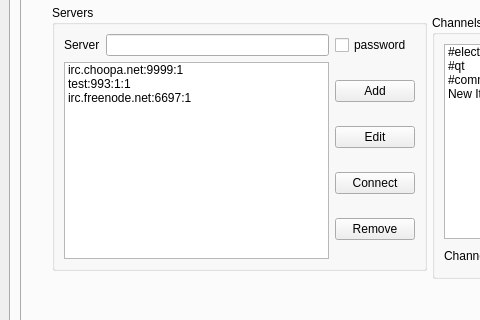
netpipe/cannachat, file mainwindow.ui: the form before one commit; both pictures show x 0 to 480 and y 110 to 430 of the 1105 by 575 pixel window.
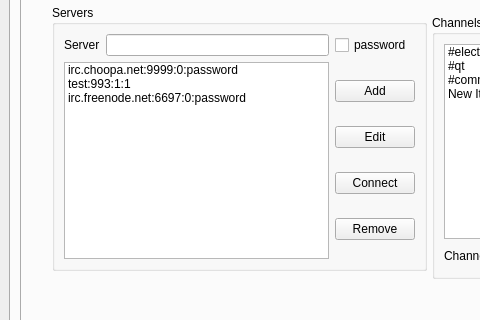
The form after the commit. The open tabs and pages were chosen to show the change. Icons and pictures are not drawn.

Diff of the .ui file:
```diff
--- a/mainwindow.ui
+++ b/mainwindow.ui
@@ -71,7 +71,7 @@
               <widget class="QListWidget" name="serverlist">
                <item>
                 <property name="text">
-                 <string>irc.choopa.net:9999:1</string>
+                 <string>irc.choopa.net:9999:0:password</string>
                 </property>
                </item>
                <item>
@@ -81,7 +81,7 @@
                </item>
                <item>
                 <property name="text">
-                 <string>irc.freenode.net:6697:1</string>
+                 <string>irc.freenode.net:6697:0:password</string>
                 </property>
                </item>
               </widget>
```
Left out of the diff: 11 changed lines with no effect on the pictures.
